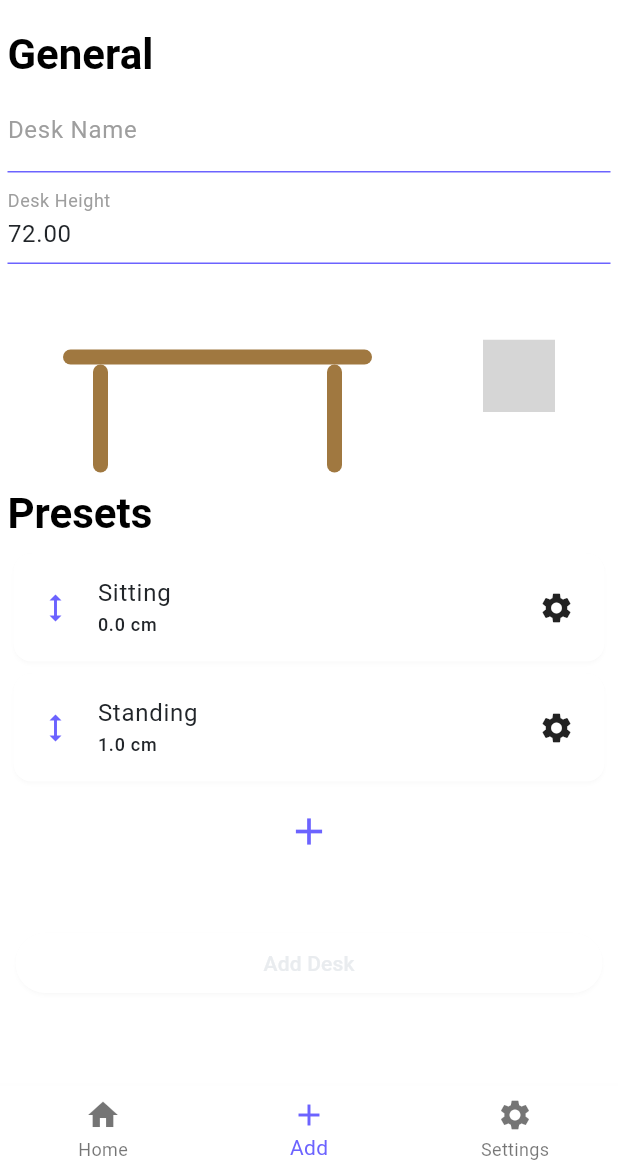
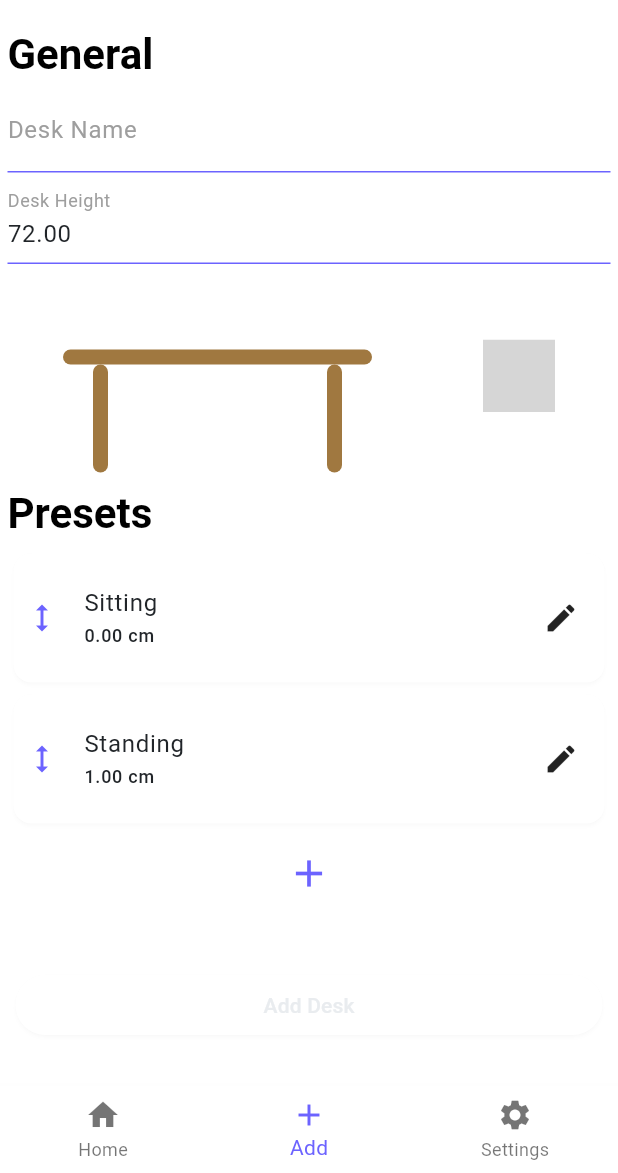
Before and after one commit to MhouneyLH/deskify, a Flutter app: the screen it shows after launch, item 2 of the bottom bar chosen, on a phone screen of 412 x 824 dp, the part 63-1236 px from its top. Run offline on Flutter 3.47's test engine with Material 2 defaults, Android fonts, the phone set to English and light mode, and no system bars; drawn by our look-alikes of syncfusion_flutter_sliders; our stand-ins replace bloc, carousel_slider, cloud_firestore, dartz, equatable, firebase_core and 3 more; accounts and stored records are empty; grey boxes are pictures that could not be loaded.

Commit message:
fix: adjust rest of the app to use the new interactionCard

```diff
--- a/lib/features/presentation/pages/add_desk_page/add_desk_page.dart
+++ b/lib/features/presentation/pages/add_desk_page/add_desk_page.dart
@@ -7,7 +7,6 @@ import '../../../domain/entities/preset.dart';
 import '../../bloc/desk/desk_bloc.dart';
 import '../../themes/theme.dart';
 import '../../widgets/widgets.dart';
-import 'preset_card.dart';
 
 /// A page on which a [Desk] entity can be added.
 ///
@@ -76,7 +75,7 @@ class _AddDeskPageState extends State<AddDeskPage> {
         const SizedBox(height: ThemeSettings.smallSpacing),
         Column(
           mainAxisAlignment: MainAxisAlignment.spaceEvenly,
-          children: _getAllConfiguredPresetCards(),
+          children: _getAllConfiguredInteractionCards(),
         ),
         const SizedBox(height: ThemeSettings.smallSpacing),
         _buildAddPresetButton(context),
@@ -195,15 +194,23 @@ class _AddDeskPageState extends State<AddDeskPage> {
     );
   }
 
-  List<PresetCard> _getAllConfiguredPresetCards() {
-    List<PresetCard> presetCards = [];
+  List<InteractionCard> _getAllConfiguredInteractionCards() {
+    List<InteractionCard> interactionCards = [];
 
     for (final Preset preset in newDesk.presets) {
-      final PresetCard card = PresetCard(preset: preset);
-      presetCards.add(card);
+      final InteractionCard card = InteractionCard(
+        key: Key('preset-card-${preset.id}'),
+        title: preset.name,
+        subtitle: '${preset.targetHeight.toStringAsFixed(2)} $deskHeightMetric',
+        iconAtStart: const Icon(Icons.height),
+        iconAtEnd: const Icon(Icons.edit),
+        onPressedIconAtEnd: () {},
+      );
+
+      interactionCards.add(card);
     }
 
-    return presetCards;
+    return interactionCards;
   }
 
   void _updateDeskName() {
--- a/lib/features/presentation/pages/add_desk_page/preset_card.dart
+++ /dev/null
@@ -1,52 +0,0 @@
-import 'package:flutter/material.dart';
-
-import '../../../domain/entities/preset.dart';
-import '../../themes/theme.dart';
-import '../../widgets/widgets.dart';
-
-/// A card for showing information about a preset.
-///
-/// The card is used in the [AddDeskPage].
-class PresetCard extends StatefulWidget {
-  final Preset preset;
-
-  const PresetCard({
-    required this.preset,
-    super.key,
-  });
-
-  @override
-  State<PresetCard> createState() => _PresetCardState();
-}
-
-class _PresetCardState extends State<PresetCard> {
-  @override
-  Widget build(BuildContext context) {
-    return Card(
-      clipBehavior: Clip.hardEdge,
-      child: InkWell(
-        onTap: () {},
-        splashColor: Theme.of(context).colorScheme.primary.withOpacity(0.2),
-        highlightColor: Theme.of(context).colorScheme.primary.withOpacity(0.4),
-        child: Row(
-          children: [
-            Expanded(
-              child: ListTile(
-                leading: const Icon(Icons.height),
-                title: Text(widget.preset.name),
-                subtitle: Text('${widget.preset.targetHeight} cm'),
-                iconColor: Theme.of(context).colorScheme.primary,
-                subtitleTextStyle: Theme.of(context).textTheme.labelMedium,
-              ),
-            ),
-            CustomIconButton(
-              icon: const Icon(Icons.settings),
-              onPressed: () {},
-            ),
-            const SizedBox(width: ThemeSettings.largeSpacing),
-          ],
-        ),
-      ),
-    );
-  }
-}
```
Also changed, not shown: 3 other files.
